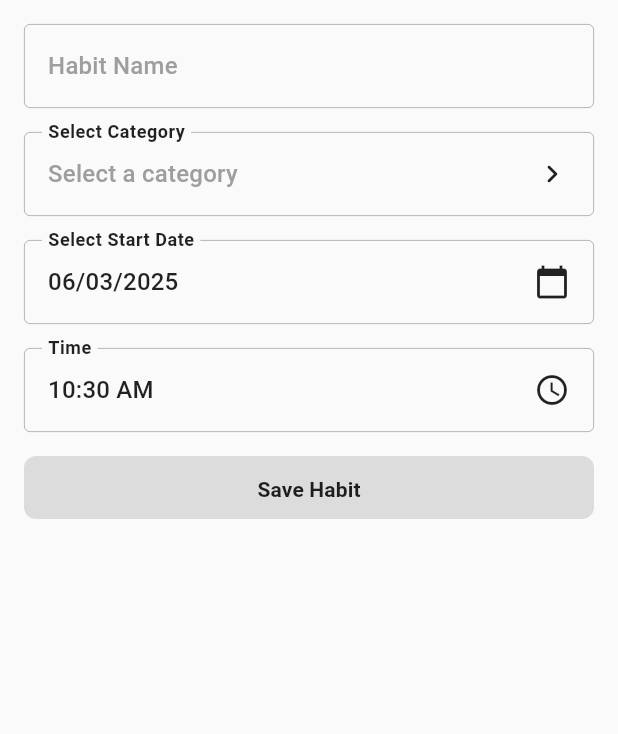
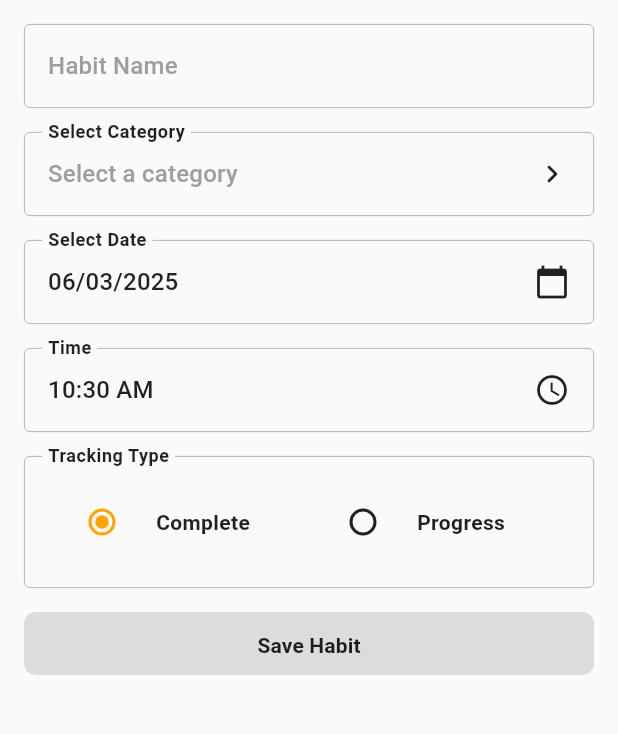
Before and after one commit to lifeflow-group/lifeflow, a Flutter app: the CreateHabitScreen screen opened by its route, on a phone screen of 412 x 824 dp, the part 84-818 px from its top. Run offline on Flutter 3.47's test engine with Material 3 defaults, Android fonts, the light colour scheme and no system bars; our stand-ins replace built_collection, built_value, flutter_riverpod, go_router.

Commit message:
Set up babits - Set up Tracking type

```diff
--- a/lib/features/create_habit/controllers/create_habit_controller.dart
+++ b/lib/features/create_habit/controllers/create_habit_controller.dart
@@ -17,6 +17,15 @@ final habitDateProvider = StateProvider<DateTime>((ref) => DateTime.now());
 
 // Provider for managing the habit start time.
 final habitTimeProvider = StateProvider<TimeOfDay>((ref) => TimeOfDay.now());
+
+// Provider for managing the habit tracking type.
+final habitTrackingTypeProvider =
+    StateProvider<TrackingType>((ref) => TrackingType.complete);
+
+// Providers for progress tracking
+final habitQuantityProvider = StateProvider<int>((ref) => 0);
+
+final habitUnitProvider = StateProvider<String>((ref) => '');
 
 // Provider containing functions to update data
 final createHabitControllerProvider = Provider((ref) {
@@ -46,6 +55,18 @@ class CreateHabitController {
     ref.read(habitTimeProvider.notifier).state = time;
   }
 
+  void updateTrackingType(TrackingType type) {
+    ref.read(habitTrackingTypeProvider.notifier).state = type;
+  }
+
+  void updateHabitQuantity(int quantity) {
+    ref.read(habitQuantityProvider.notifier).state = quantity;
+  }
+
+  void updateHabitUnit(String unit) {
+    ref.read(habitUnitProvider.notifier).state = unit;
+  }
+
   Future<Habit?> saveHabit() async {
     final name = ref.read(habitNameProvider);
     final category = ref.read(habitCategoryProvider);
@@ -53,17 +74,29 @@ class CreateHabitController {
     final date = ref
         .read(habitDateProvider)
         .copyWith(hour: time.hour, minute: time.minute);
+    final trackingType = ref.read(habitTrackingTypeProvider);
+    final quantity = ref.read(habitQuantityProvider);
+    final unit = ref.read(habitUnitProvider);
 
     if (name.isEmpty || category == null) return null;
 
-    final habit = await _repo
-        .saveHabit(newHabit(name: name, category: category, startDate: date));
+    final habit = await _repo.saveHabit(newHabit(
+      name: name,
+      category: category,
+      startDate: date,
+      trackingType: trackingType,
+      quantity: trackingType == TrackingType.progress ? quantity : null,
+      unit: trackingType == TrackingType.progress ? unit : null,
+    ));
 
     // Reset form state after saving
     ref.read(habitNameProvider.notifier).state = '';
     ref.read(habitCategoryProvider.notifier).state = null;
     ref.read(habitDateProvider.notifier).state = DateTime.now();
     ref.read(habitTimeProvider.notifier).state = TimeOfDay.now();
+    ref.read(habitTrackingTypeProvider.notifier).state = TrackingType.complete;
+    ref.read(habitQuantityProvider.notifier).state = 0;
+    ref.read(habitUnitProvider.notifier).state = '';
 
     return habit;
   }
--- a/lib/features/create_habit/presentation/create_habit_screen.dart
+++ b/lib/features/create_habit/presentation/create_habit_screen.dart
@@ -3,6 +3,7 @@ import 'package:flutter_riverpod/flutter_riverpod.dart';
 import 'package:go_router/go_router.dart';
 import 'package:intl/intl.dart';
 
+import '../../../data/models/habit.dart';
 import '../../../data/models/habit_category.dart';
 import '../controllers/create_habit_controller.dart';
 import 'widgets/category_bottom_sheet.dart';
@@ -15,6 +16,9 @@ class CreateHabitScreen extends ConsumerWidget {
     final habitName = ref.watch(habitNameProvider);
     final habitCategory = ref.watch(habitCategoryProvider);
     final selectedDate = ref.watch(habitDateProvider);
+    final habitTrackingType = ref.watch(habitTrackingTypeProvider);
+    final habitQuantity = ref.watch(habitQuantityProvider);
+    final habitUnit = ref.watch(habitUnitProvider);
     final controller = ref.read(createHabitControllerProvider);
     final isFormValid = habitName.isNotEmpty && habitCategory != null;
 
@@ -25,6 +29,7 @@ class CreateHabitScreen extends ConsumerWidget {
         child: Column(
           crossAxisAlignment: CrossAxisAlignment.start,
           children: [
+            /// Habit Name
             TextField(
               decoration: InputDecoration(
                 labelText: "Habit Name",
@@ -43,6 +48,8 @@ class CreateHabitScreen extends ConsumerWidget {
               onChanged: controller.updateHabitName,
             ),
             const SizedBox(height: 16.0),
+
+            /// Select Category
             InkWell(
               onTap: () async {
                 final selectedCategory =
@@ -94,6 +101,8 @@ class CreateHabitScreen extends ConsumerWidget {
               ),
             ),
             const SizedBox(height: 16.0),
+
+            /// Select Date
             InkWell(
               onTap: () async {
                 final pickedDate = await showDatePicker(
@@ -108,7 +117,7 @@ class CreateHabitScreen extends ConsumerWidget {
               },
               child: InputDecorator(
                 decoration: InputDecoration(
-                  labelText: "Select Start Date",
+                  labelText: "Select Date",
                   border: OutlineInputBorder(
                     borderSide: BorderSide(
                         color: Theme.of(context).colorScheme.onSecondary,
@@ -133,8 +142,9 @@ class CreateHabitScreen extends ConsumerWidget {
                 ),
               ),
             ),
-            const SizedBox(height: 16.0),
-            // Select time
+            const SizedBox(height: 16),
+
+            /// Select time
             InkWell(
               onTap: () async {
                 final pickedTime = await showTimePicker(
@@ -173,6 +183,89 @@ class CreateHabitScreen extends ConsumerWidget {
               ),
             ),
             const SizedBox(height: 16.0),
+
+            /// Select Tracking Type
+            InputDecorator(
+              decoration: InputDecoration(
+                labelText: "Tracking Type",
+                border: OutlineInputBorder(
+                  borderSide: BorderSide(
+                      color: Theme.of(context).colorScheme.onSecondary,
+                      width: 0.5),
+                ),
+                enabledBorder: OutlineInputBorder(
+                    borderSide: BorderSide(
+                        color: Theme.of(context).colorScheme.onSecondary,
+                        width: 0.5)),
+              ),
+              child: Column(
+                children: [
+                  Row(
+                    children: [
+                      Expanded(
+                        child: RadioListTile<TrackingType>(
+                          title: Text("Complete",
+                              style: Theme.of(context)
+                                  .textTheme
+                                  .bodyMedium
+                                  ?.copyWith(fontWeight: FontWeight.bold)),
+                          value: TrackingType.complete,
+                          groupValue: habitTrackingType,
+                          onChanged: (value) {
+                            if (value == null) return;
+                            controller.updateTrackingType(value);
+                          },
+                        ),
+                      ),
+                      Expanded(
+                        child: RadioListTile<TrackingType>(
+                          title: Text("Progress",
+                              style: Theme.of(context)
+                                  .textTheme
+                                  .bodyMedium
+                                  ?.copyWith(fontWeight: FontWeight.bold)),
+                          value: TrackingType.progress,
+                          groupValue: habitTrackingType,
+                          onChanged: (value) {
+                            if (value == null) return;
+                            controller.updateTrackingType(value);
+                            if (value == TrackingType.progress &&
+                                habitQuantity == 0 &&
+                                habitUnit == '') {
+                              _showProgressDialog(context, ref);
+                            }
+                          },
+                        ),
+                      ),
+                    ],
+                  ),
+                  // --- Display Progress value if selected ---
+                  if (habitTrackingType == TrackingType.progress)
+                    Container(
+                      padding: const EdgeInsets.symmetric(horizontal: 8.0),
+                      decoration: BoxDecoration(
+                        border: Border.all(
+                            color: Theme.of(context).colorScheme.primary),
+                        borderRadius: BorderRadius.circular(8.0),
+                      ),
+                      child: Row(
+                        mainAxisAlignment: MainAxisAlignment.spaceBetween,
+                        children: [
+                          Text(
+                              "Goal: $habitQuantity ${habitUnit.isNotEmpty ? habitUnit : 'unit'}"),
+                          IconButton(
+                            icon: const Icon(Icons.edit, size: 18),
+                            onPressed: () => _showProgressDialog(context, ref),
+                          ),
+                        ],
+                      ),
+                    ),
+                ],
+              ),
+            ),
+            const SizedBox(height: 16.0),
+
+            /// Save Habit
             SizedBox(
               width: double.infinity,
               height: 42,
@@ -214,4 +307,58 @@ class CreateHabitScreen extends ConsumerWidget {
       },
     );
   }
+
+  void _showProgressDialog(BuildContext context, WidgetRef ref) {
+    final controller = ref.read(createHabitControllerProvider);
+    final quantityController =
+        TextEditingController(text: ref.read(habitQuantityProvider).toString());
+    final unitController =
+        TextEditingController(text: ref.read(habitUnitProvider));
+
+    showDialog(
+      context: context,
+      builder: (context) {
+        return AlertDialog(
+          title: const Text("Set Progress Goal"),
+          content: Column(
+            mainAxisSize: MainAxisSize.min,
+            children: [
+              TextField(
+                controller: quantityController,
+                keyboardType: TextInputType.number,
+                decoration: const InputDecoration(labelText: "Quantity"),
+                onChanged: (value) {
+                  final quantity = int.tryParse(value) ?? 0;
+                  controller.updateHabitQuantity(quantity);
+                },
+              ),
+              const SizedBox(height: 12.0),
+              TextField(
+                controller: unitController,
+                decoration: const InputDecoration(labelText: "Unit"),
+                onChanged: (value) {
+                  controller.updateHabitUnit(value);
+                },
+              ),
+            ],
+          ),
+          actions: [
+            TextButton(
+              onPressed: () => Navigator.pop(context),
+              child: const Text("Cancel"),
+            ),
+            TextButton(
+              onPressed: () {
+                controller.updateHabitQuantity(
+                    int.tryParse(quantityController.text) ?? 0);
+                controller.updateHabitUnit(unitController.text);
+                Navigator.pop(context);
+              },
+              child: const Text("Save"),
+            ),
+          ],
+        );
+      },
+    );
+  }
 }
```
